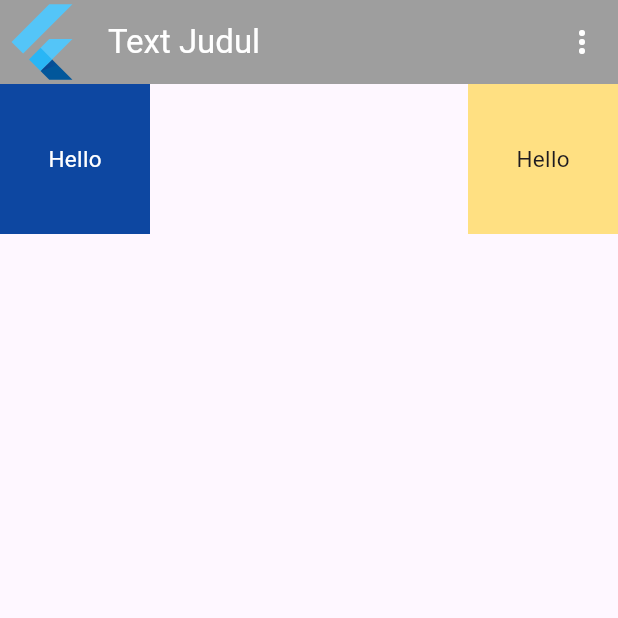
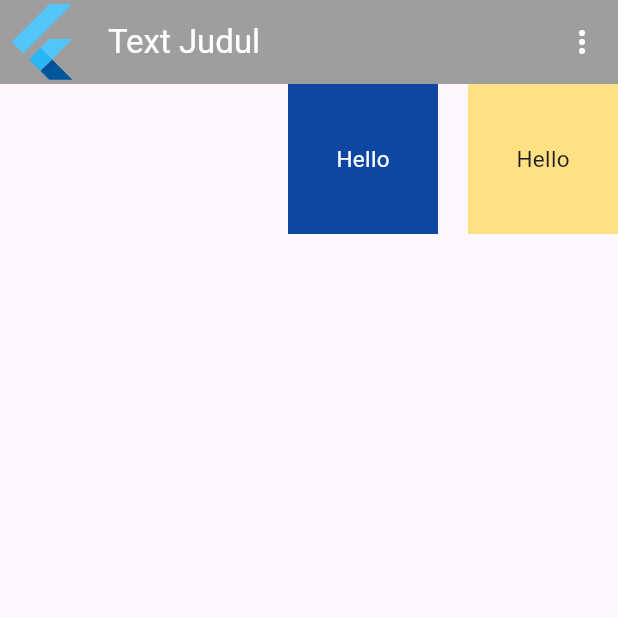
Before and after one commit to maulitayasmin/mobile, a Flutter app: the screen it shows after launch, on a phone screen of 412 x 824 dp, the top half of it. Run offline on Flutter 3.47's test engine with Material 3 defaults, Android fonts, the phone set to English and light mode, and no system bars.

Commit message:
soal9 done

```diff
--- /dev/null
+++ b/lib/latihan/latihan_9.dart
@@ -0,0 +1,66 @@
+import 'dart:math';
+
+import 'package:flutter/material.dart';
+
+class Latihan9 extends StatelessWidget {
+  const Latihan9({
+    super.key,
+  });
+
+  @override
+  Widget build(BuildContext context) {
+    return Scaffold(
+        appBar: AppBar(
+          leading: FlutterLogo(
+            //leading pojok kiri
+            size: 10.0,
+          ),
+          title: Text('Text Judul'),
+          foregroundColor: Colors.white,
+          backgroundColor: Colors.grey,
+          actions: [
+            //pojok kanan
+            IconButton(
+                onPressed: () {
+                  print('Klik More');
+                },
+                icon: Icon(Icons.more_vert))
+          ],
+        ),
+        body: Row(
+          mainAxisAlignment: MainAxisAlignment.end,
+          children: [
+            Container(
+              margin: EdgeInsets.only(right: 20), //bisa dengan cara ini juga
+              width: 100,
+              height: 100,
+              color: Colors.blue[900],
+              child: Center(
+                child: Text(
+                  'Hello',
+                  style: TextStyle(
+                    color: Colors.white,
+                    fontSize: 15,
+                  ),
+                ),
+              ),
+            ),
+            // SizedBox(width: 20), //mengatur jarak antar kotak bersebelahan
+            Container(
+              width: 100,
+              height: 100,
+              color: Colors.amber[200],
+              child: Center(
+                child: Text(
+                  'Hello',
+                  style: TextStyle(
+                    // color: Colors.white,
+                    fontSize: 15,
+                  ),
+                ),
+              ),
+            ),
+          ],
+        ));
+  }
+}
--- a/lib/main.dart
+++ b/lib/main.dart
@@ -9,6 +9,7 @@ import './latihan/latihan_5.dart';
 import './latihan/latihan_6.dart';
 import './latihan/latihan_7.dart';
 import './latihan/latihan_8.dart';
+import './latihan/latihan_9.dart';
 
 void main() {
   runApp(LitaApp());
@@ -19,6 +20,6 @@ class LitaApp extends StatelessWidget {
 
   @override
   Widget build(BuildContext context) {
-    return MaterialApp(debugShowCheckedModeBanner: false, home: Latihan8());
+    return MaterialApp(debugShowCheckedModeBanner: false, home: Latihan9());
   }
 }
```
